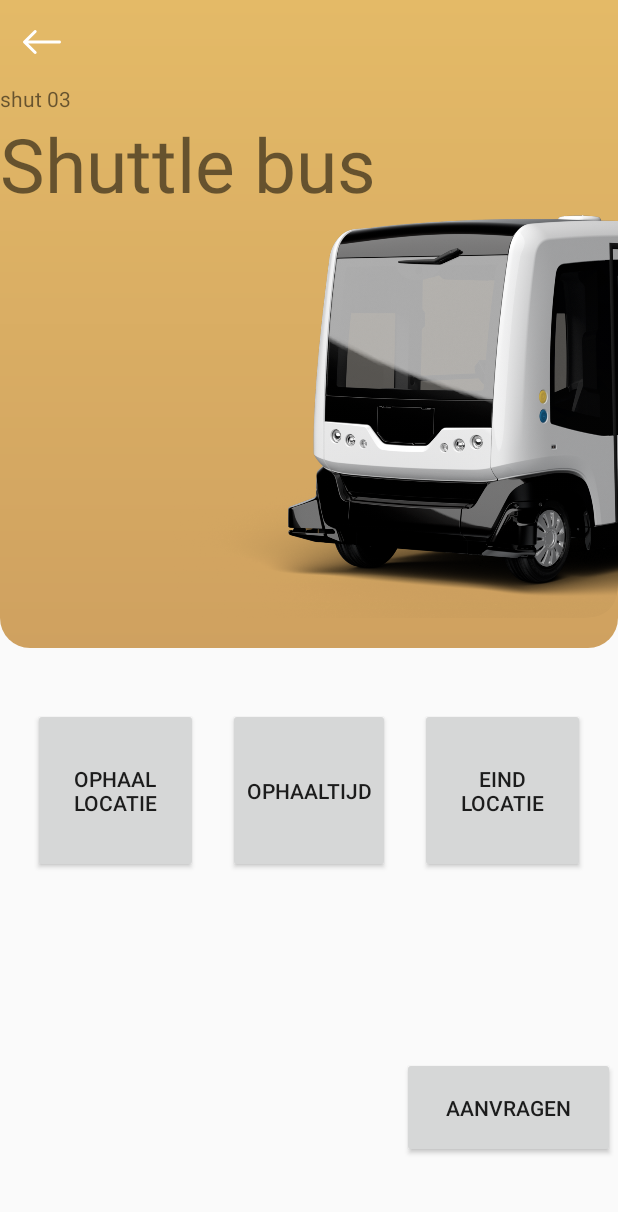
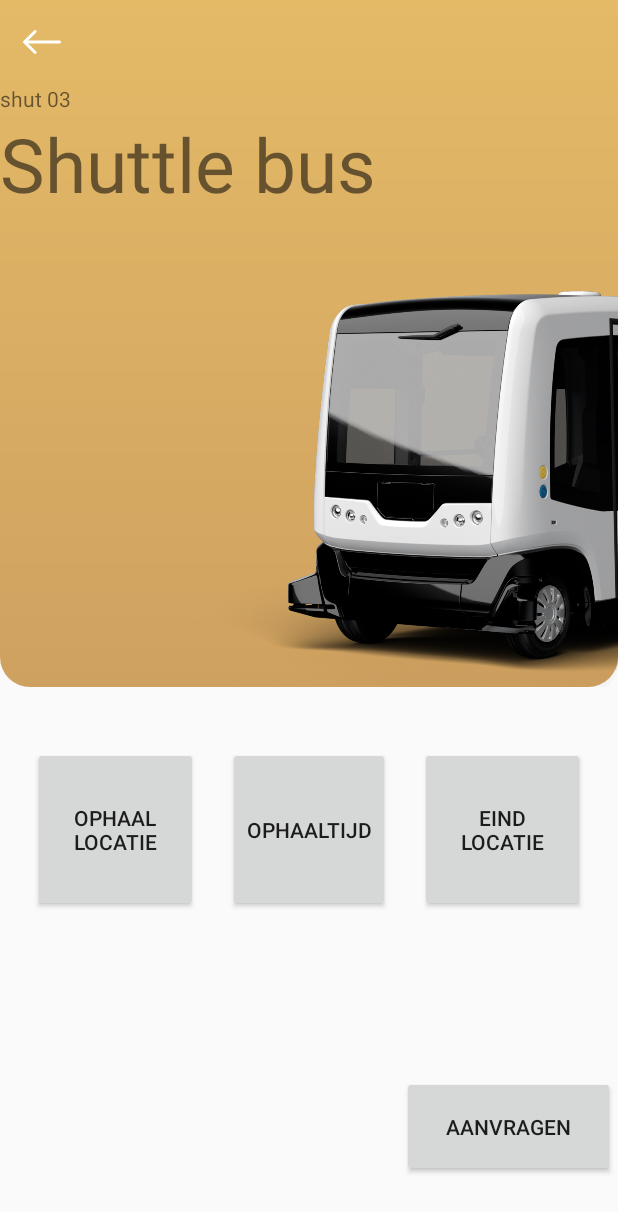
Before and after one commit to the-electric-couriers/BASS-Android-App, an Android app: the RequestActivity screen opened directly, with no data from a screen before it, on a phone screen of 412 x 824 dp. Shown: the top 1212 px of the screen. Run offline under Robolectric (Android 15) with nearby library versions, the phone set to English and light mode, and no system bars.

Commit message:
no message

```diff
--- a/app/src/main/java/com/electriccouriers/bass/activities/RequestActivity.java
+++ b/app/src/main/java/com/electriccouriers/bass/activities/RequestActivity.java
@@ -13,13 +13,13 @@ import com.electriccouriers.bass.R;
 public class RequestActivity extends BaseActivity {
 
     Button beginLocationButton;
-    Ophaaltijd time;
+    Button5 time;
 
-    @Override
+  @Override
     protected void onCreate(Bundle savedInstanceState) {
         super.onCreate(savedInstanceState);
-        setContentView(R.layout.RequestActivity);
-        time = (Ophaaltijd) findViewById(R.id.time);
+        setContentView(R.layout.activity_request);
+        time = (button5) findViewById(R.id.time);
         time.setOnClickListener(new View.OnClickListener() {
             @Override
             public void onClick(View v) {
@@ -28,17 +28,17 @@ public class RequestActivity extends BaseActivity {
                 int minute = mcurrentTime.get(Calendar.MINUTE);
                 TimePickerDialog mTimePicker;
                 mTimePicker = new TimePickerDialog(RequestActivity.this, new TimePickerDialog.OnTimeSetListener() {
-                    @Override
+
                     public void onTimeSet(TimePicker timePicker, int selectedHour, int selectedMinute) {
                         time.setText(selectedHour + ":" + selectedMinute);
                     }
                 }, hour, minute, true);
-                mTimePicker.setTitle("Selecteer een tijdstip");
+                mTimePicker.setTitle("Ophaaltijd");
                 mTimePicker.show();
 
             }
         });
-    }
+    }*/
 
     @Override
     protected void onCreate(Bundle savedInstanceState) {
--- a/app/src/main/res/layout/activity_request.xml
+++ b/app/src/main/res/layout/activity_request.xml
@@ -9,10 +9,11 @@
     <LinearLayout
         android:id="@+id/layout_card"
         android:layout_width="match_parent"
-        android:layout_height="wrap_content"
+        android:layout_height="458dp"
         android:background="@drawable/background_card"
         android:orientation="vertical"
         app:layout_constraintEnd_toEndOf="parent"
+        app:layout_constraintHorizontal_bias="0.0"
         app:layout_constraintStart_toStartOf="parent"
         app:layout_constraintTop_toTopOf="parent">
 
@@ -39,9 +40,9 @@
         <ImageView
             android:id="@+id/imageKaart"
             android:layout_width="wrap_content"
-            android:layout_height="269dp"
+            android:layout_height="370dp"
             android:layout_marginStart="115dp"
-            android:layout_marginBottom="20dp"
+            android:layout_marginBottom="50dp"
             android:contentDescription="@string/kaart_image_description"
             app:layout_constraintLeft_toLeftOf="parent"
             app:layout_constraintRight_toRightOf="parent"
@@ -98,6 +99,6 @@
         app:layout_constraintHorizontal_bias="0.0"
         app:layout_constraintStart_toStartOf="parent"
         app:layout_constraintTop_toTopOf="parent"
-        app:layout_constraintVertical_bias="0.941" />
+        app:layout_constraintVertical_bias="0.958" />
 
 </androidx.constraintlayout.widget.ConstraintLayout>
```
